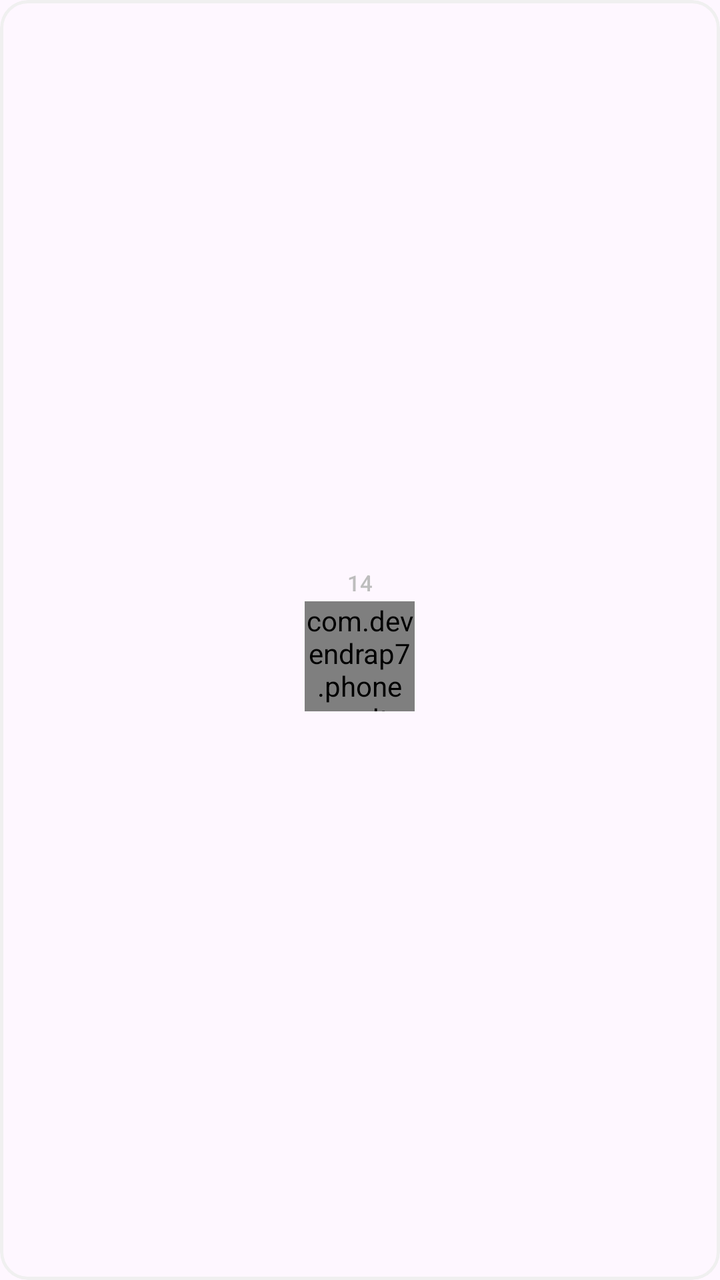
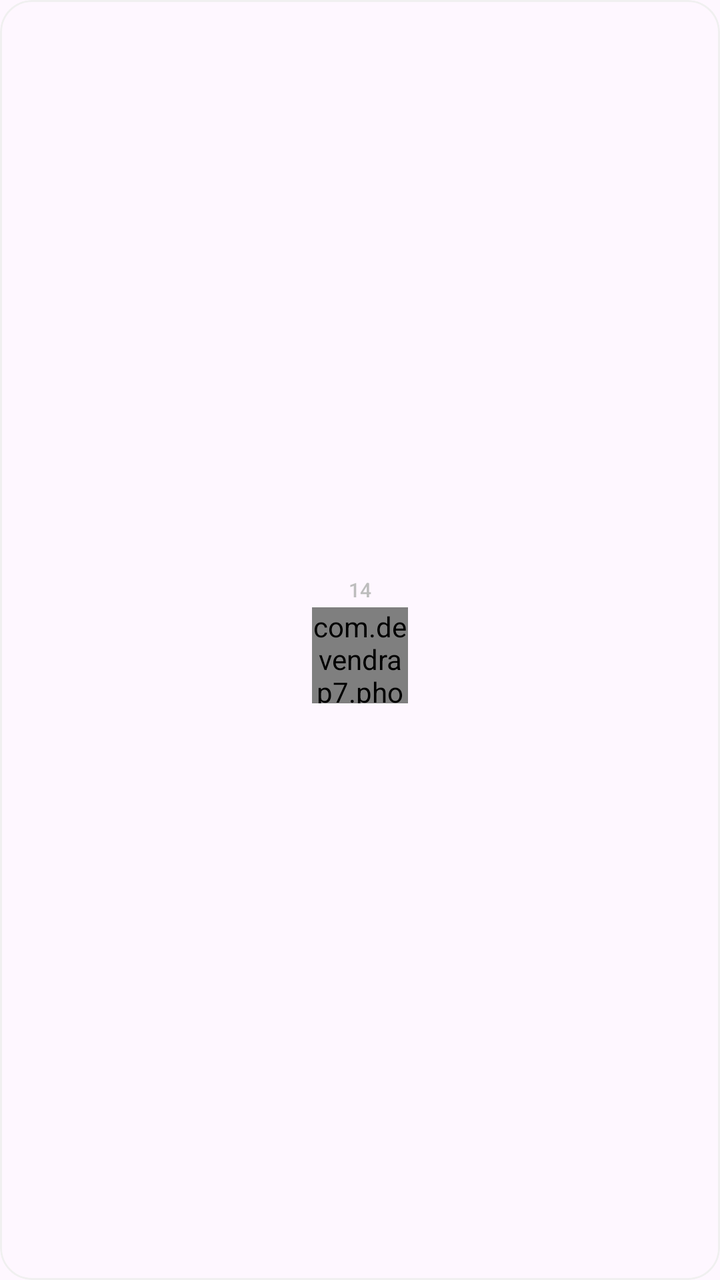

Compare the two renders of this Android layout. The source of the first and the diff that turns it into the second are given below.
<!-- AndroidManifest.xml: application theme Theme.PhoneMoodTranslator -->
<!-- res/layout/item_calendar_day.xml -->
<?xml version="1.0" encoding="utf-8"?>
<com.google.android.material.card.MaterialCardView
    xmlns:android="http://schemas.android.com/apk/res/android"
    xmlns:app="http://schemas.android.com/apk/res-auto"
    android:id="@+id/cardDayRoot"
    android:layout_width="match_parent"
    android:layout_height="90dp"
    android:layout_margin="3dp"
    app:cardCornerRadius="14dp"
    app:cardElevation="0dp"
    app:strokeWidth="1.5dp"
    app:strokeColor="#F0F0F0"> <LinearLayout
    android:layout_width="match_parent"
    android:layout_height="match_parent"
    android:orientation="vertical"
    android:gravity="center"
    android:padding="4dp">

    <TextView
        android:id="@+id/tvDateNumber"
        android:layout_width="wrap_content"
        android:layout_height="wrap_content"
        android:text="14"
        android:textSize="11sp"
        android:textColor="#BDBDBD"
        android:fontFamily="sans-serif-medium" />

    <com.devendrap7.phonemoodtranslator.views.MoodPetView
        android:id="@+id/calendarPet"
        android:layout_width="55dp"
        android:layout_height="55dp"
        android:layout_marginTop="2dp" />

</LinearLayout>
</com.google.android.material.card.MaterialCardView>
<!-- resources referenced by this layout -->
<resources>
  <style name="Theme.PhoneMoodTranslator" parent="Base.Theme.PhoneMoodTranslator" />
  <style name="Base.Theme.PhoneMoodTranslator" parent="Theme.Material3.DayNight.NoActionBar">
          
          
      </style>
</resources>

<!-- the commit's change to res/layout/item_calendar_day.xml (unified diff, before → after) -->
@@ -4,32 +4,35 @@
     xmlns:app="http://schemas.android.com/apk/res-auto"
     android:id="@+id/cardDayRoot"
     android:layout_width="match_parent"
-    android:layout_height="90dp"
-    android:layout_margin="3dp"
-    app:cardCornerRadius="14dp"
+    android:layout_height="80dp"
+    android:layout_margin="2dp"
+    app:cardCornerRadius="16dp"
     app:cardElevation="0dp"
-    app:strokeWidth="1.5dp"
-    app:strokeColor="#F0F0F0"> <LinearLayout
-    android:layout_width="match_parent"
-    android:layout_height="match_parent"
-    android:orientation="vertical"
-    android:gravity="center"
-    android:padding="4dp">
+    app:strokeWidth="1dp"
+    app:strokeColor="#F0F0F0">
 
-    <TextView
-        android:id="@+id/tvDateNumber"
-        android:layout_width="wrap_content"
-        android:layout_height="wrap_content"
-        android:text="14"
-        android:textSize="11sp"
-        android:textColor="#BDBDBD"
-        android:fontFamily="sans-serif-medium" />
+    <LinearLayout
+        android:layout_width="match_parent"
+        android:layout_height="match_parent"
+        android:orientation="vertical"
+        android:gravity="center"
+        android:padding="4dp">
 
-    <com.devendrap7.phonemoodtranslator.views.MoodPetView
-        android:id="@+id/calendarPet"
-        android:layout_width="55dp"
-        android:layout_height="55dp"
-        android:layout_marginTop="2dp" />
+        <TextView
+            android:id="@+id/tvDateNumber"
+            android:layout_width="wrap_content"
+            android:layout_height="wrap_content"
+            android:text="14"
+            android:textSize="10sp"
+            android:textColor="#BDBDBD"
+            android:fontFamily="sans-serif-medium"/>
 
-</LinearLayout>
+        <com.devendrap7.phonemoodtranslator.views.MoodPetView
+            android:id="@+id/calendarPet"
+            android:layout_width="48dp"
+            android:layout_height="48dp"
+            android:layout_marginTop="2dp"/>
+
+    </LinearLayout>
+
 </com.google.android.material.card.MaterialCardView>
